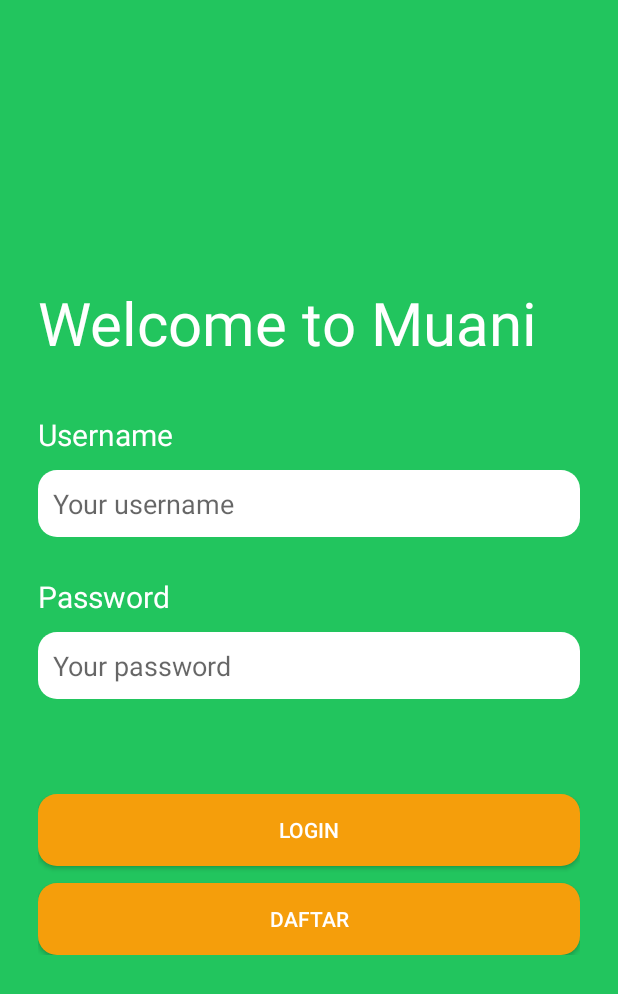
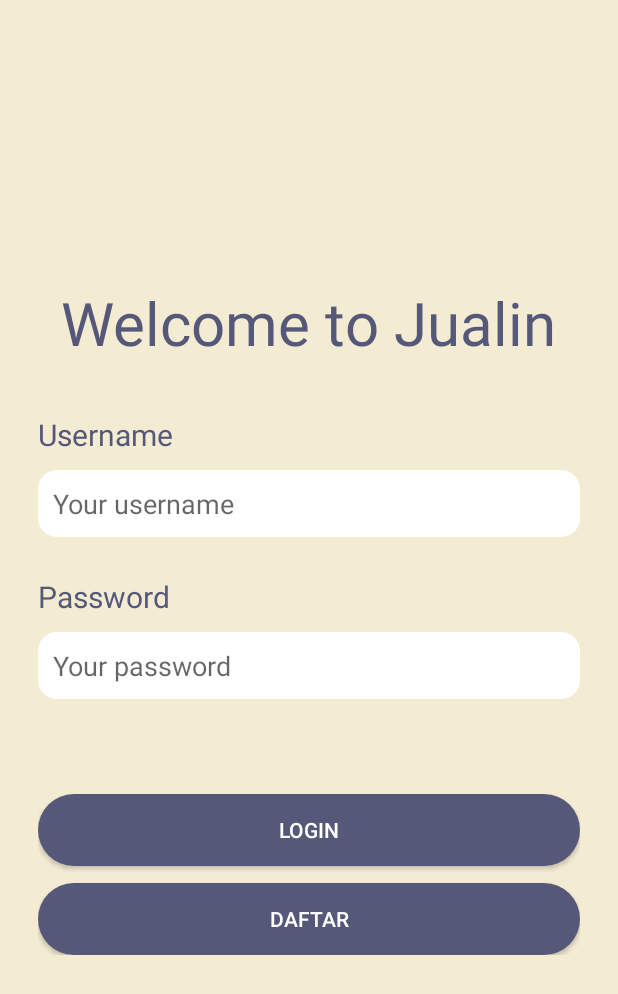
Before and after one commit to FathurAhmad/ProjectBlockchain, an Android app: the screen it shows after launch (LoginActivity), on a phone screen of 412 x 824 dp. Shown: the top 994 px of the screen. Run offline under Robolectric (Android 15) with nearby library versions, the phone set to English and light mode, and no system bars; our stand-ins replace Firebase (no records; nobody signed in at launch, a user with empty details on screens opened directly).

Commit message:
commit ke-4 fathur

```diff
--- a/app/src/main/java/com/example/projectblockchain/KatalogAdapter.java
+++ b/app/src/main/java/com/example/projectblockchain/KatalogAdapter.java
@@ -25,6 +25,7 @@ public class KatalogAdapter extends RecyclerView.Adapter<KatalogAdapter.KatalogV
             tvNama = itemView.findViewById(R.id.tvNama);
             tvDeskripsi = itemView.findViewById(R.id.tvDeskripsi);
             tvHarga = itemView.findViewById(R.id.tvHarga);
+            tvStok = itemView.findViewById(R.id.tvStok);
         }
     }
 
--- a/app/src/main/res/layout/activity_login.xml
+++ b/app/src/main/res/layout/activity_login.xml
@@ -5,7 +5,7 @@
     android:id="@+id/main"
     android:layout_width="match_parent"
     android:layout_height="match_parent"
-    android:background="@drawable/background_layout"
+    android:background="@color/light_cream"
     android:paddingHorizontal="25dp"
     tools:context=".LoginActivity">
 
@@ -21,8 +21,9 @@
             android:layout_width="wrap_content"
             android:layout_height="wrap_content"
             android:layout_marginBottom="24dp"
-            android:text="Welcome to Muani"
-            android:textColor="@color/white"
+            android:text="Welcome to Jualin"
+            android:layout_gravity="center"
+            android:textColor="@color/grey"
             android:textSize="40sp"
             app:layout_constraintBottom_toTopOf="@id/username_container"
             app:layout_constraintEnd_toEndOf="parent"
@@ -46,7 +47,7 @@
                 android:layout_height="wrap_content"
                 android:layout_marginVertical="10dp"
                 android:text="Username"
-                android:textColor="@color/white"
+                android:textColor="@color/grey"
                 android:textSize="20sp" />
 
             <EditText
@@ -79,7 +80,7 @@
                 android:layout_height="wrap_content"
                 android:layout_marginVertical="10dp"
                 android:text="Password"
-                android:textColor="@color/white"
+                android:textColor="@color/grey"
                 android:textSize="20sp" />
 
             <EditText
@@ -104,7 +105,7 @@
                 android:id="@+id/login_button"
                 android:layout_width="match_parent"
                 android:layout_height="wrap_content"
-                android:background="@drawable/button_login"
+                android:background="@drawable/button_beli"
                 android:gravity="center"
                 android:text="Login"
                 android:textColor="@color/white"
@@ -115,7 +116,7 @@
                 android:id="@+id/daftar"
                 android:layout_width="match_parent"
                 android:layout_height="wrap_content"
-                android:background="@drawable/button_login"
+                android:background="@drawable/button_beli"
                 android:layout_gravity="center"
                 android:text="Daftar"
                 android:textColor="@color/white"
```
Also changed, not shown: app/src/main/java/com/example/projectblockchain/DashboardActivity.java (+48 -8 lines), app/src/main/res/layout/activity_dashboard.xml (+13 -2 lines), app/src/main/res/layout/add_catalog.xml (added, +30 -0 lines).
